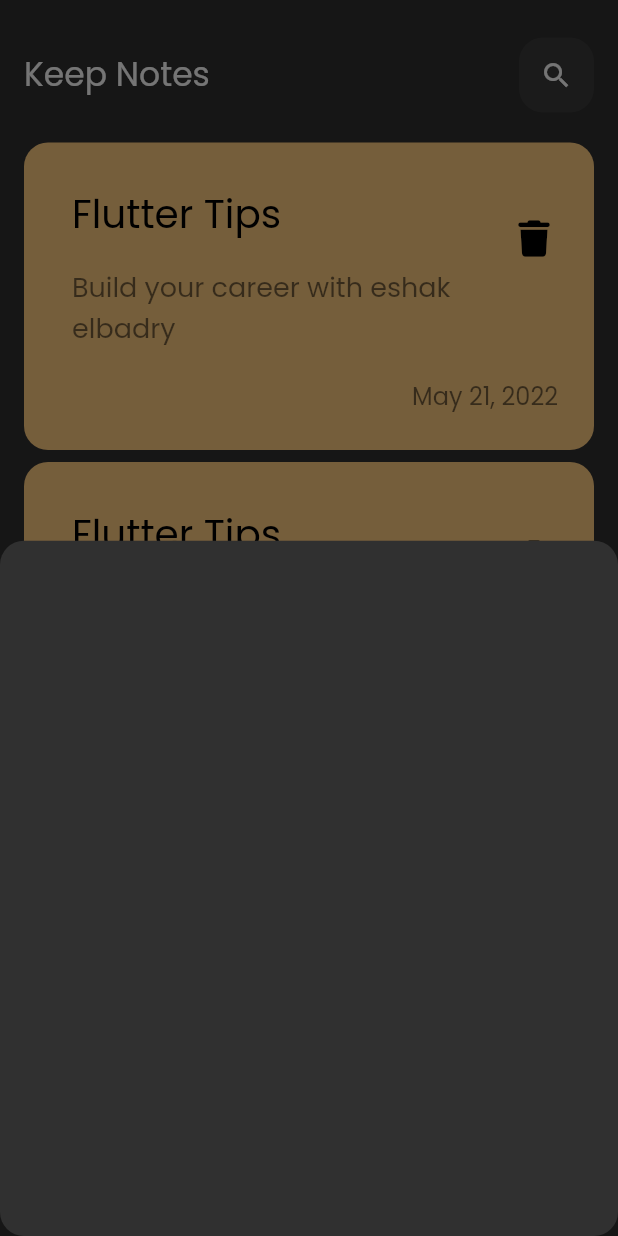
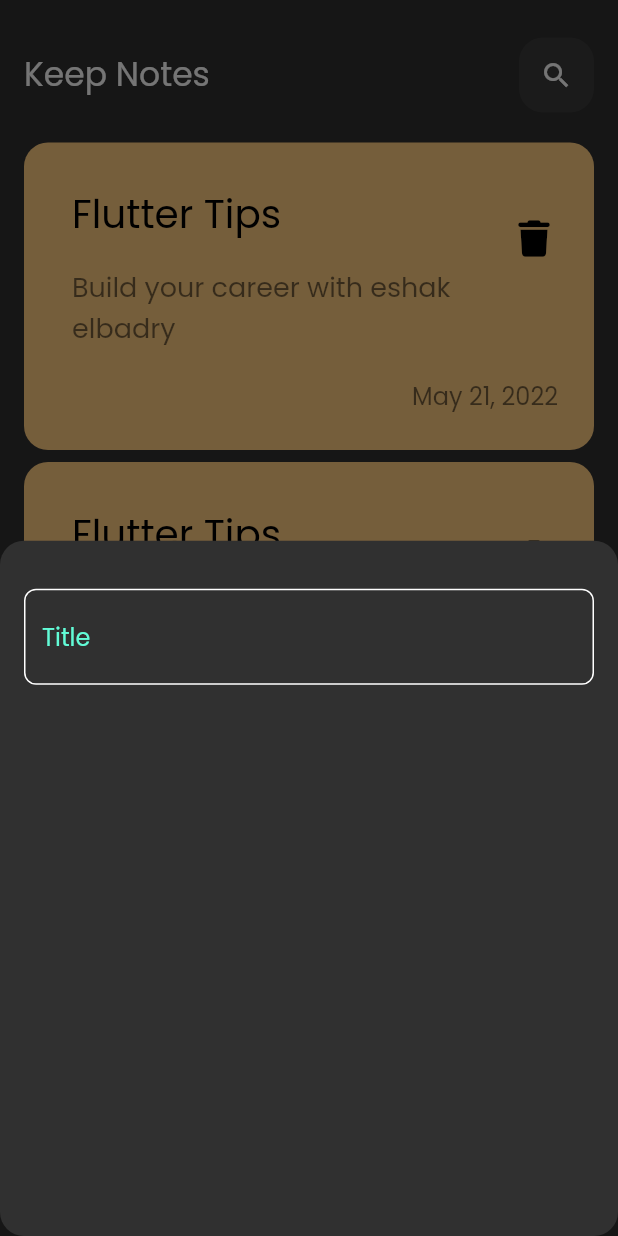
Before and after one commit to eshakelbadry/keep_notes_app, a Flutter app: the screen it shows after launch, after a tap on the "add" icon, on a phone screen of 412 x 824 dp. Run offline on Flutter 3.47's test engine with Material 2 defaults, Android fonts, the phone set to English and light mode, and no system bars; our stand-ins replace font_awesome_flutter.

Commit message:
create custom text field

```diff
--- /dev/null
+++ b/lib/constants.dart
@@ -0,0 +1,4 @@
+
+import 'package:flutter/animation.dart';
+
+const kPrimaryColor= Color(0xff62FCD7);
--- a/lib/views/widgets/add_note_bottom_sheet.dart
+++ b/lib/views/widgets/add_note_bottom_sheet.dart
@@ -1,10 +1,18 @@
 import 'package:flutter/material.dart';
+
+import 'custom_text_field.dart';
 
 class AddNoteBottomSheet extends StatelessWidget {
   const AddNoteBottomSheet({super.key});
 
   @override
   Widget build(BuildContext context) {
-    return Container();
+    return Padding(
+      padding: const EdgeInsets.symmetric(horizontal: 16),
+      child: Column(children: const [
+        SizedBox(height: 32),
+        CustomTextField(),
+      ]),
+    );
   }
 }
--- /dev/null
+++ b/lib/views/widgets/custom_text_field.dart
@@ -0,0 +1,31 @@
+import 'package:flutter/material.dart';
+import 'package:flutter/src/widgets/container.dart';
+import 'package:flutter/src/widgets/framework.dart';
+import 'package:keep_notes_app/constants.dart';
+
+class CustomTextField extends StatelessWidget {
+  const CustomTextField({super.key});
+
+  @override
+  Widget build(BuildContext context) {
+    return TextField(
+      cursorColor: kPrimaryColor,
+      decoration: InputDecoration(
+        hintText: 'Title',
+        hintStyle: const TextStyle(color: kPrimaryColor),
+        border: buildBorder(),
+        enabledBorder: buildBorder(),
+        focusedBorder: buildBorder(),
+      ),
+    );
+  }
+
+  OutlineInputBorder buildBorder([color]) {
+    return OutlineInputBorder(
+      borderRadius: const BorderRadius.all(
+        Radius.circular(8),
+      ),
+      borderSide: BorderSide(color: color ?? Colors.white),
+    );
+  }
+}
```
